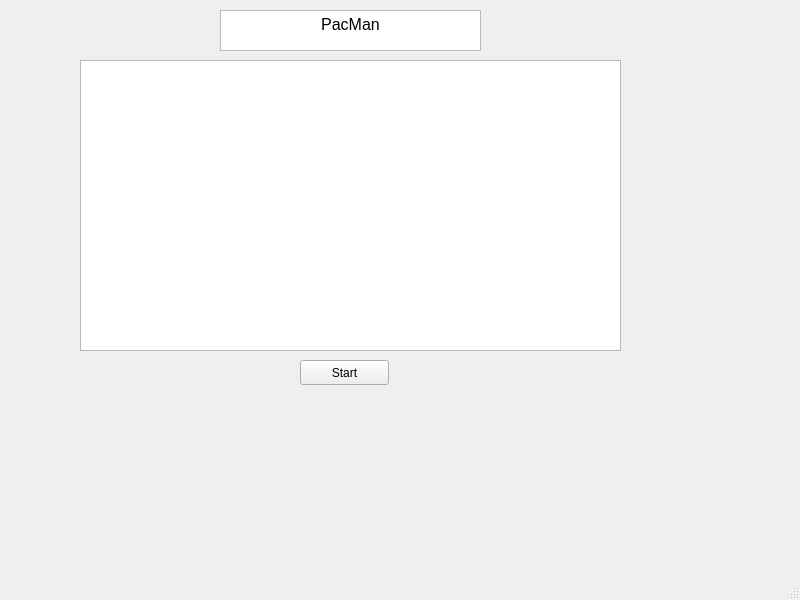
Above: Práctica 5/Teoria/clase_aseosria_pracica5/tablero.ui from maria-tasco/LabInfo2G8-20221 before the change. Below: the same form after it.
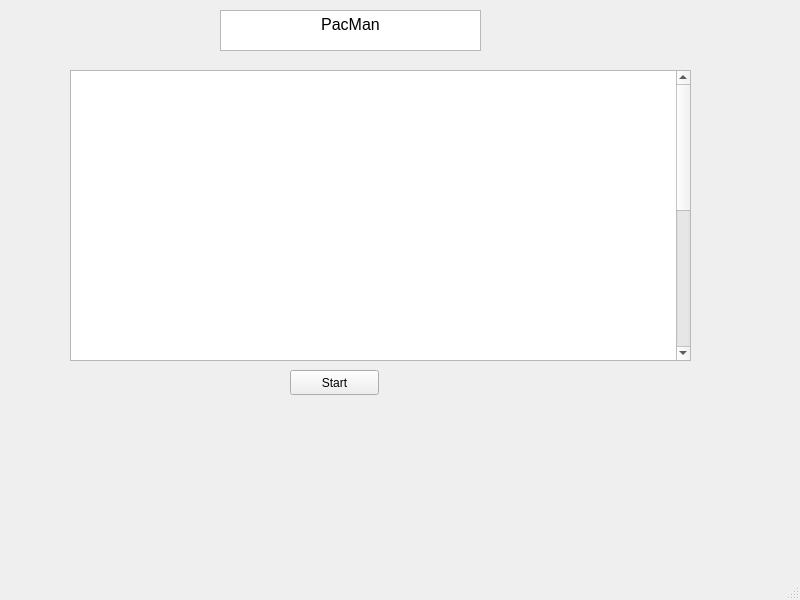
That is the form after the change.

What changed in the file:
```diff
--- a/Práctica 5/Teoria/clase_aseosria_pracica5/tablero.ui
+++ b/Práctica 5/Teoria/clase_aseosria_pracica5/tablero.ui
@@ -17,12 +17,26 @@
    <widget class="QGraphicsView" name="graphicsView">
     <property name="geometry">
      <rect>
-      <x>80</x>
-      <y>60</y>
-      <width>541</width>
+      <x>70</x>
+      <y>70</y>
+      <width>621</width>
       <height>291</height>
      </rect>
     </property>
+    <property name="maximumSize">
+     <size>
+      <width>700</width>
+      <height>700</height>
+     </size>
+    </property>
+    <property name="sceneRect">
+     <rectf>
+      <x>0.000000000000000</x>
+      <y>0.000000000000000</y>
+      <width>600.000000000000000</width>
+      <height>600.000000000000000</height>
+     </rectf>
+    </property>
    </widget>
    <widget class="QTextBrowser" name="textBrowser">
     <property name="geometry">
@@ -44,8 +58,8 @@
    <widget class="QPushButton" name="pushButtonStart">
     <property name="geometry">
      <rect>
-      <x>300</x>
-      <y>360</y>
+      <x>290</x>
+      <y>370</y>
       <width>89</width>
       <height>25</height>
      </rect>
```
